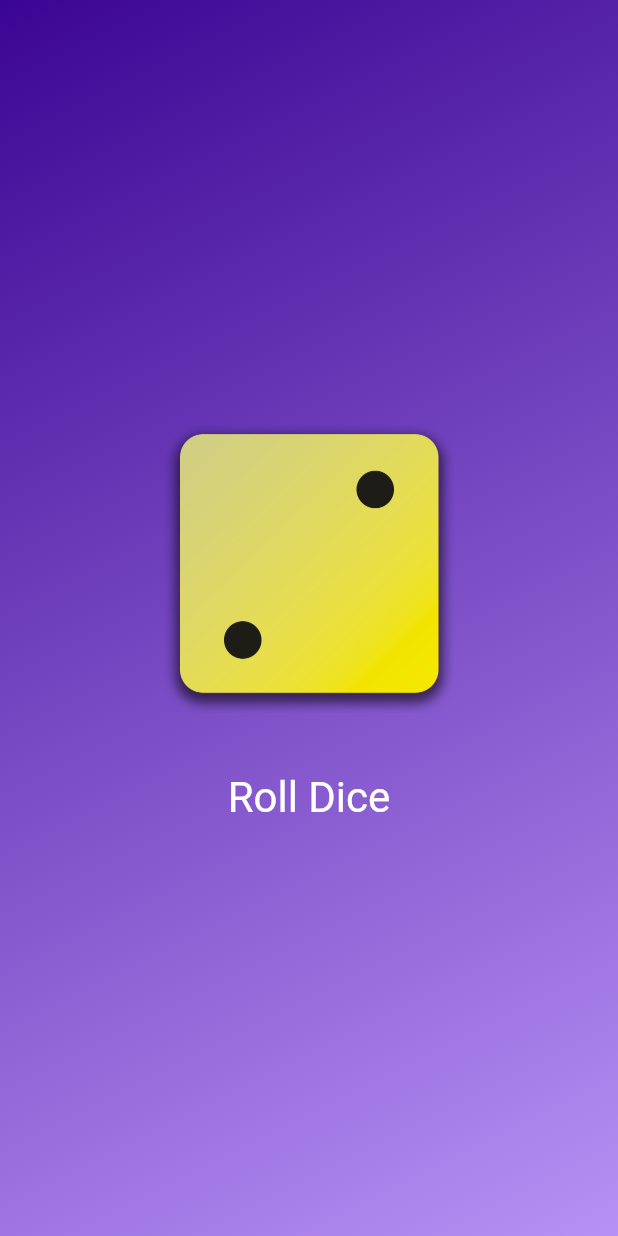
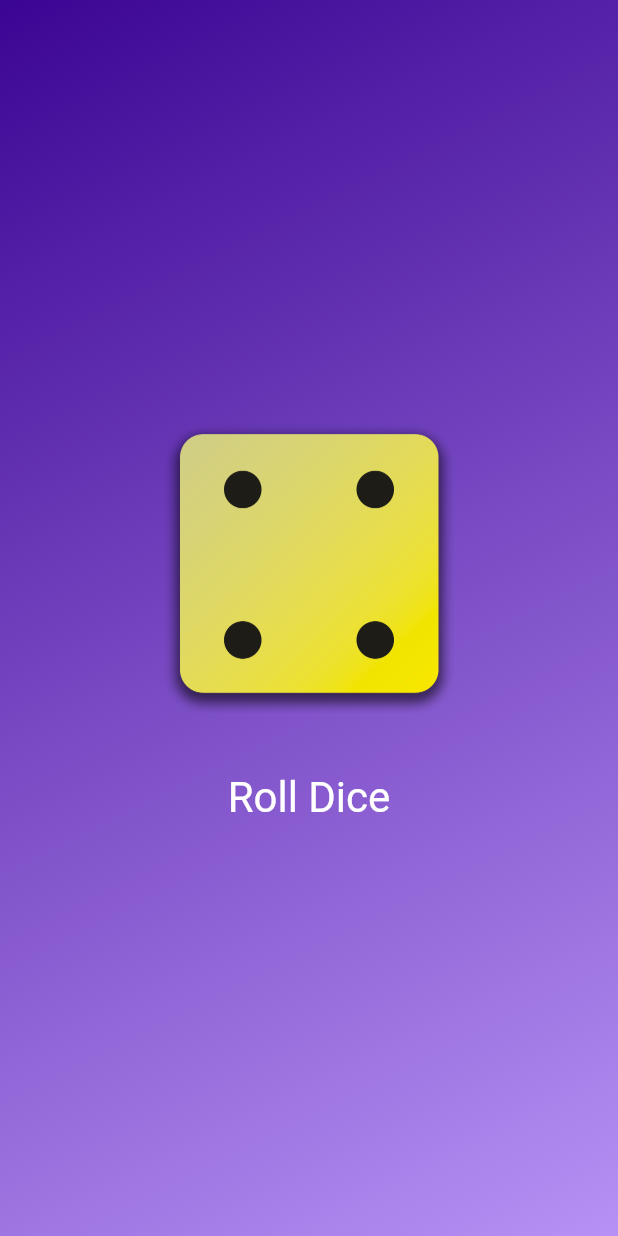
Before and after one commit to KristaBalling/firstFlutterApp, a Flutter app: the screen it shows after launch, after a tap on "Roll Dice", on a phone screen of 412 x 824 dp. Run offline on Flutter 3.47's test engine with Material 3 defaults, Android fonts, the phone set to English and light mode, and no system bars.

```diff
--- a/lib/dice_roller.dart
+++ b/lib/dice_roller.dart
@@ -1,5 +1,45 @@
 import 'package:flutter/material.dart';
 
 class DiceRoller extends StatefulWidget{
+  const DiceRoller({super.key});
 
+  @override
+  State<DiceRoller> createState(){
+      return _DiceRollerState();
+  }
 }
+
+class _DiceRollerState extends State<DiceRoller> {
+  var activeDiceImage = 'assets/images/dice-2.png';
+
+  void rollDice() {
+      setState((){
+      activeDiceImage = 'assets/images/dice-4.png';
+      //print('Changing image...');
+    });
+  }
+
+  @override
+  Widget build(context){
+     return Column(
+          mainAxisSize: MainAxisSize.min,
+          children: [
+            Image.asset(
+              activeDiceImage,
+              width: 200
+            ),
+         const SizedBox(height: 20),
+          TextButton(
+            onPressed: rollDice,
+            style: TextButton.styleFrom(
+              padding: const EdgeInsets.only(top: 20),
+               foregroundColor: Colors.white,
+            textStyle: const TextStyle(fontSize: 28,
+            ),
+          ),
+          child: const Text('Roll Dice'),
+          ),
+          ],
+        );
+  }
+}
--- a/lib/gradient_container.dart
+++ b/lib/gradient_container.dart
@@ -1,4 +1,5 @@
 import 'package:flutter/material.dart';
+import 'package:first_app/dice_roller.dart';
 
 // import 'package:first_app/styled_text.dart';
 
@@ -6,20 +7,14 @@ const startAlignment = Alignment.topLeft;
 const endAlignment = Alignment.bottomRight;
 
 class GradientContainer extends StatelessWidget {
-   GradientContainer(this.color1, this.color2, {super.key});
+   const GradientContainer(this.color1, this.color2, {super.key});
 
-GradientContainer.purple({super.key})
+ const GradientContainer.purple({super.key})
    : color1 = Colors.deepPurple,
      color2 = Colors.indigo;
 
   final Color color1;
   final Color color2;
-  var activeDiceImage = 'assets/images/dice-2.png';
-
-  void rollDice() {
-      activeDiceImage = 'assets/images/dice-4.png';
-      print('Changing image...');
-  }
 
   @override
   Widget build(context) {
@@ -32,26 +27,7 @@ GradientContainer.purple({super.key})
         ),
       ),
       child: Center(
-        child: Column(
-          mainAxisSize: MainAxisSize.min,
-          children: [
-            Image.asset(
-              activeDiceImage,
-              width: 200
-            ),
-         const SizedBox(height: 20),
-          TextButton(
-            onPressed: rollDice,
-            style: TextButton.styleFrom(
-              padding: const EdgeInsets.only(top: 20),
-               foregroundColor: Colors.white,
-            textStyle: const TextStyle(fontSize: 28,
-            ),
-          ),
-          child: const Text('Roll Dice'),
-          ),
-          ],
-        ),
+        child: DiceRoller(),
       ),
     );
 
--- a/lib/main.dart
+++ b/lib/main.dart
@@ -3,11 +3,11 @@ import 'package:first_app/gradient_container.dart';
 
 void main() {
   runApp(
-    MaterialApp(
+    const MaterialApp(
       home: Scaffold(
        body: GradientContainer(
-        const Color.fromARGB(255, 59, 5, 147),
-      const Color.fromARGB(255, 183, 145, 245)),
+         Color.fromARGB(255, 59, 5, 147),
+         Color.fromARGB(255, 183, 145, 245)),
       ),
     ),
  );
```
